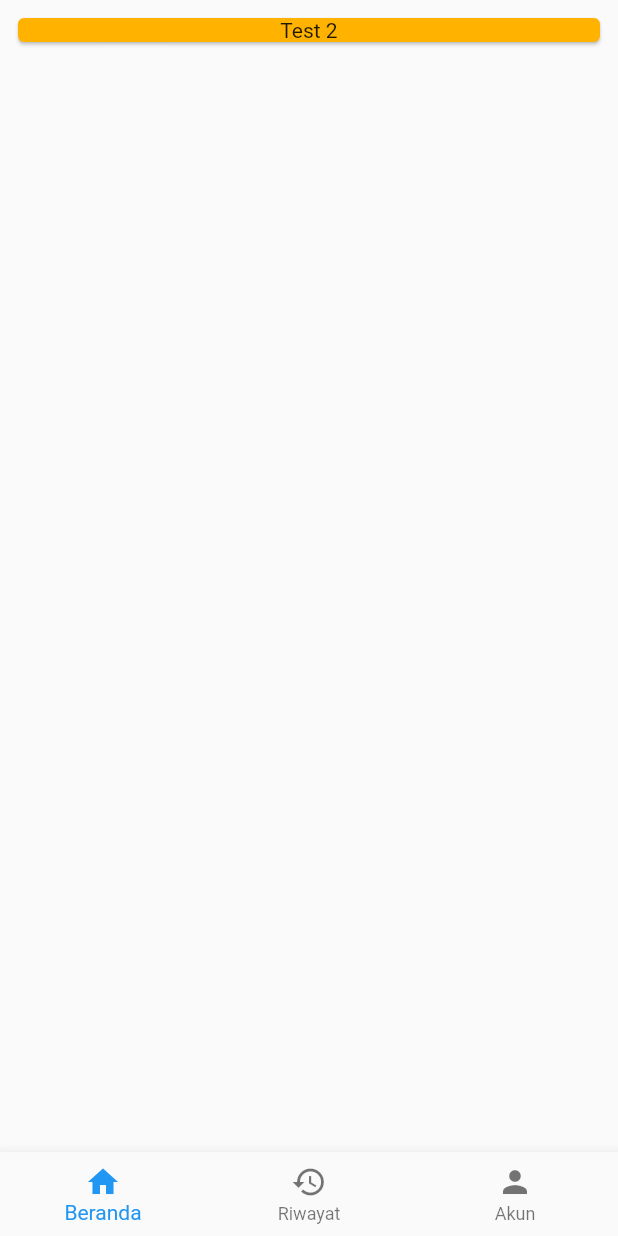
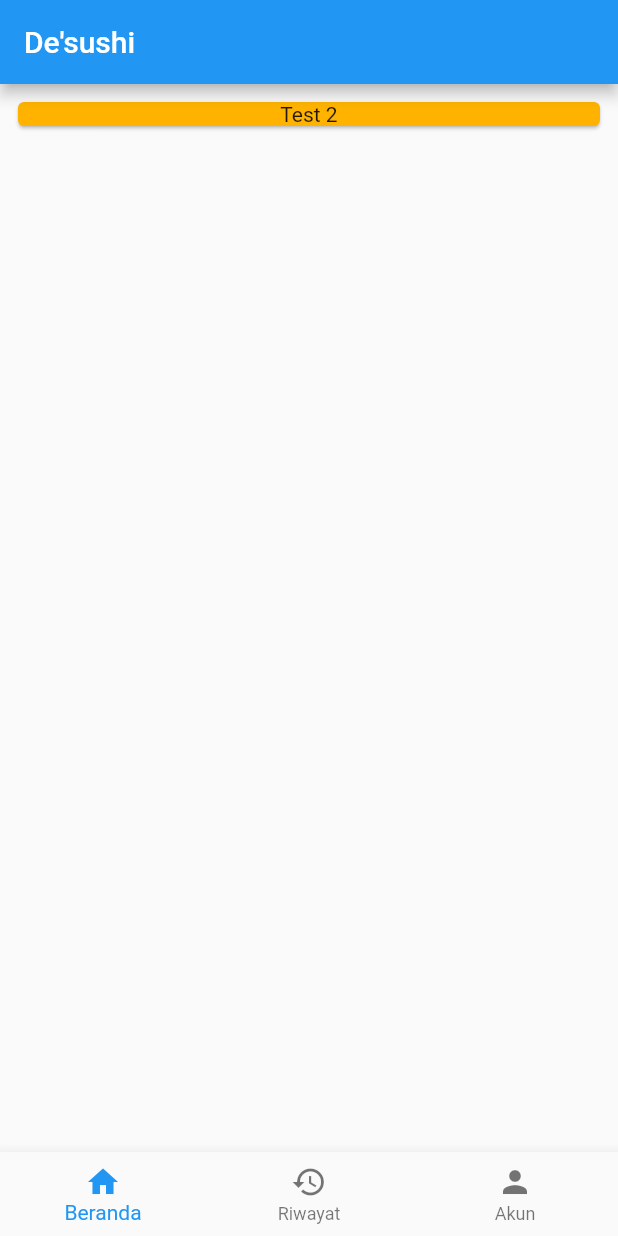
Before and after one commit to theodoroesjoshua/A, a Flutter app: the screen it shows after launch, on a phone screen of 412 x 824 dp. Run offline on Flutter 3.47's test engine with Material 2 defaults, Android fonts, the phone set to English and light mode, and no system bars.

Commit message:
Add a simple app bar

```diff
--- a/lib/main.dart
+++ b/lib/main.dart
@@ -21,6 +21,9 @@ class _MainAppState extends State<MainApp> {
     return MaterialApp(
       title: "De'Sushi Membership",
       home: Scaffold(
+        appBar: AppBar(
+          title: const Text("De'sushi"),
+        ),
         body: IndexedStack(
           index: _selectedIndex,
           children: _createMainPages(),
```
